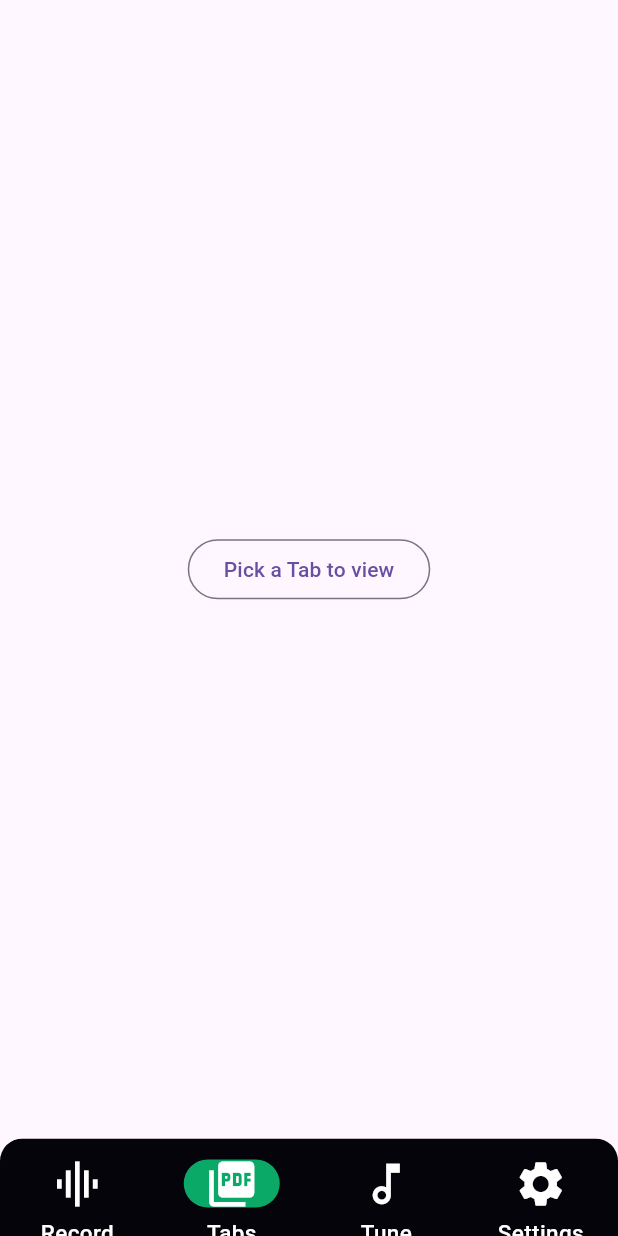
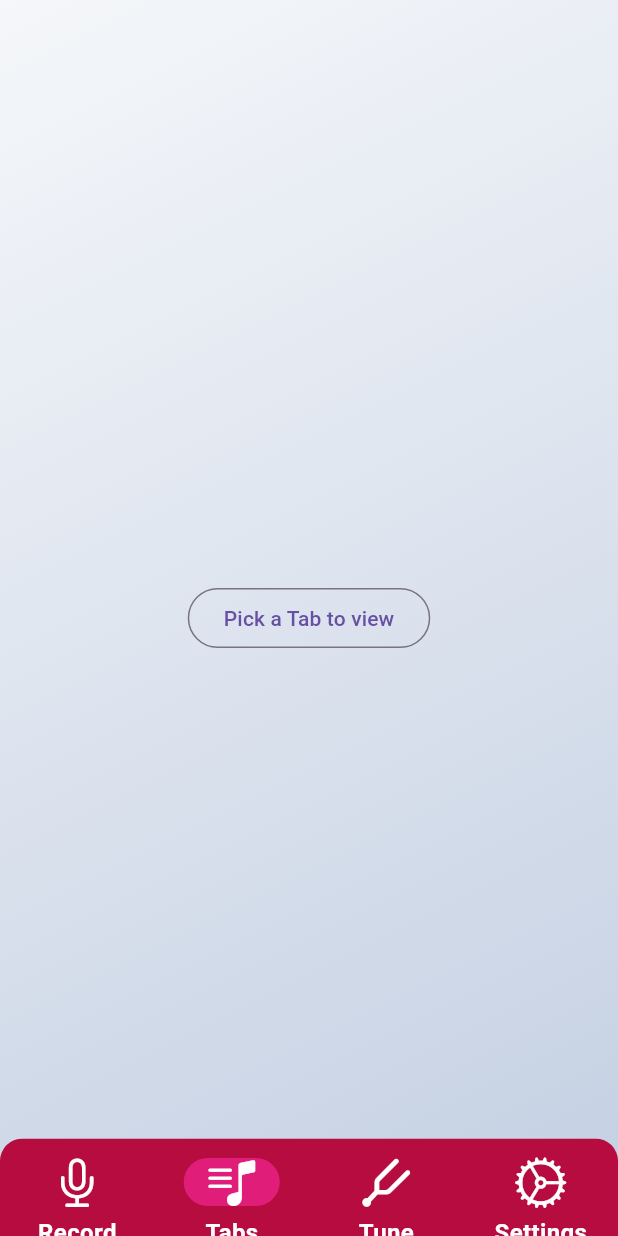
Before and after one commit to TymurBondar/Fretly, a Flutter app: the screen it shows after launch, item 2 of the bottom bar chosen, on a phone screen of 412 x 824 dp. Run offline on Flutter 3.47's test engine with Material 3 defaults, Android fonts, the phone set to English and light mode, and no system bars; our stand-ins replace audioplayers, file_picker, open_file; missing offline and left inert: flutter_audio_capture, pitch_detector_dart, pitchupdart, record.

Commit message:
can play previous recordings

```diff
--- a/lib/main.dart
+++ b/lib/main.dart
@@ -1,3 +1,4 @@
+import 'package:flutter/cupertino.dart';
 import 'package:flutter/material.dart';
 // import 'package:permission_handler/permission_handler.dart';
 // import 'package:pitch_detector_dart/pitch_detector.dart';
@@ -9,7 +10,7 @@ import 'package:fretly/screens/tune_screen.dart';
 import 'package:fretly/screens/settings_screen.dart';
 
 void main() {
-  runApp(const MaterialApp(home: MyApp()));
+  runApp(const MyApp());
 }
 
 class MyApp extends StatefulWidget {
@@ -31,28 +32,39 @@ class MyAppState extends State<MyApp> {
 
  @override
 Widget build(BuildContext context) {
-    return Scaffold(
-      body: screens[index],
+  return MaterialApp(
+    home: Scaffold(
+      extendBody: true,
+      body: Container(
+        decoration: const BoxDecoration(
+          gradient: LinearGradient(
+            begin: Alignment.topLeft,
+            end: Alignment.bottomRight,
+            colors: [Color.fromARGB(255, 245, 247, 250), Color.fromARGB(255, 195, 207, 226)], // Customize your gradient colors
+          ),
+        ),
+        child: screens[index], // Your current screen
+      ),
       bottomNavigationBar: _buildNavigationBar(),
+    ),
   );
 }
 
+
   Widget _buildNavigationBar() {
-    return NavigationBarTheme(
+    return  NavigationBarTheme(
       data: NavigationBarThemeData(
-        indicatorColor: const Color.fromARGB(255, 11, 169, 103),
+        indicatorColor: const Color.fromARGB(255, 224, 30, 121),
         labelTextStyle: MaterialStateProperty.all(
           const TextStyle(
-              color: Colors.white, fontSize: 15, fontWeight: FontWeight.w500),
+              color: Colors.white, fontSize: 16, fontWeight: FontWeight.w600),
         ),
       ),
       child: ClipRRect(
         borderRadius: const BorderRadius.only(
-            topLeft: Radius.circular(15),
-            topRight: Radius.circular(15)
-          ),
+            topLeft: Radius.circular(15), topRight: Radius.circular(15)),
         child: NavigationBar(
-            backgroundColor: const Color.fromARGB(255, 4, 4, 10),
+          backgroundColor: const Color.fromARGB(255, 182, 12, 63),
           height: 65,
           selectedIndex: index,
           onDestinationSelected: (int index) {
@@ -60,10 +72,10 @@ class MyAppState extends State<MyApp> {
             // Handle navigation logic here
           },
           destinations: [
-              _buildNavigationDestination(Icons.graphic_eq_outlined, "Record"),
-              _buildNavigationDestination(Icons.picture_as_pdf, "Tabs"),
-              _buildNavigationDestination(Icons.music_note_outlined, "Tune"),
-              _buildNavigationDestination(Icons.settings, "Settings"),
+            _buildNavigationDestination(CupertinoIcons.mic, "Record"),
+            _buildNavigationDestination(CupertinoIcons.music_note_list, "Tabs"),
+            _buildNavigationDestination(CupertinoIcons.tuningfork, "Tune"),
+            _buildNavigationDestination(CupertinoIcons.settings, "Settings"),
           ],
         ),
       ),
--- a/lib/screens/tabs_screen.dart
+++ b/lib/screens/tabs_screen.dart
@@ -1,7 +1,6 @@
 import 'dart:developer';
 import 'dart:io';
 
-import 'package:flutter/cupertino.dart';
 import 'package:flutter/material.dart';
 import 'package:open_file/open_file.dart';
 import 'package:file_picker/file_picker.dart';
@@ -19,7 +18,7 @@ class TabsScreen extends StatelessWidget {
     );
     if (result != null) {
       File file = File(result.files.single.path!);
-      // log(file.path);
+      log(file.path);
       OpenFile.open(file.path);
     } else {
       // User canceled the picker
--- a/lib/screens/tune_screen.dart
+++ b/lib/screens/tune_screen.dart
@@ -21,7 +21,7 @@ class _TuneScreenState extends State<TuneScreen> {
 
   String note = "";
   double pitch = 0.00;
-  String status = "";
+  String status = "Play \nSomething!";
 
   void _startCapture() {
     _audioRecorder.start(listener, onError,
@@ -39,7 +39,7 @@ class _TuneScreenState extends State<TuneScreen> {
 
     //Uses pitch_detector_dart library to detect a pitch from the audio sample
 
-    //data is a list of super wierd numbers
+    // data is a list of super wierd numbers
     // log("$audioSample");
 
     final result = pitchDetectorDart.getPitch(audioSample);
@@ -111,7 +111,7 @@ class _TuneScreenState extends State<TuneScreen> {
           ),
           Text(
             status,
-            style: const TextStyle(fontSize: 64),
+            style: const TextStyle(fontSize: 48,), textAlign: TextAlign.center,
           ),
         ],
       ),
```
Also changed, not shown: lib/screens/record_screen.dart (+129 -25 lines). Lines whose indentation alone changed are shown as unchanged.
